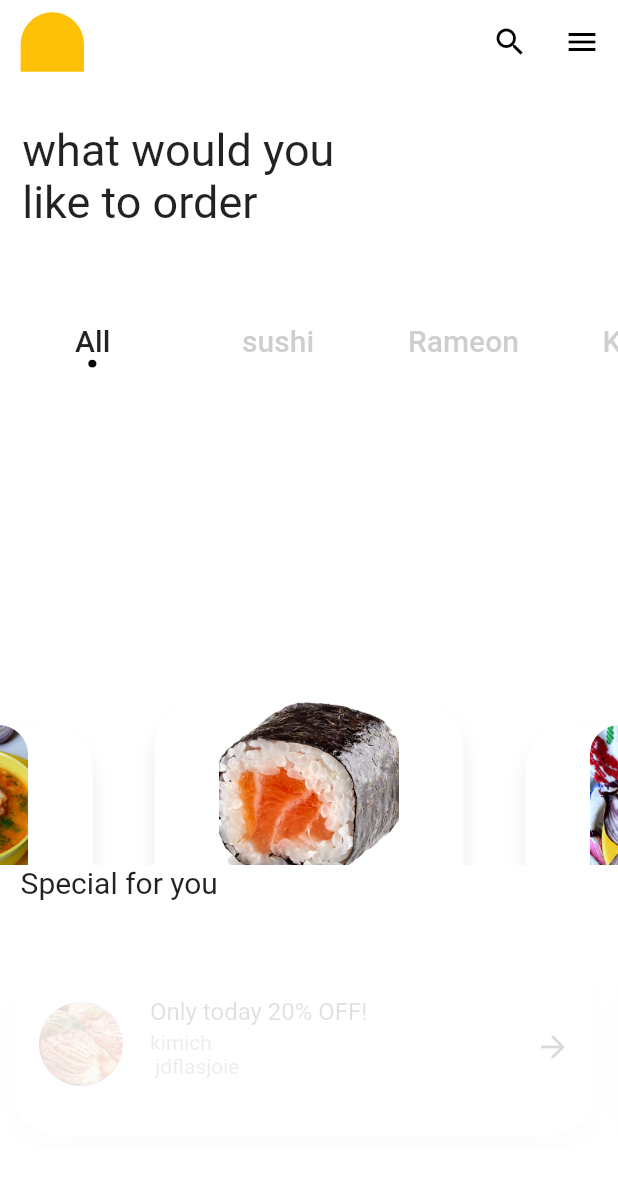
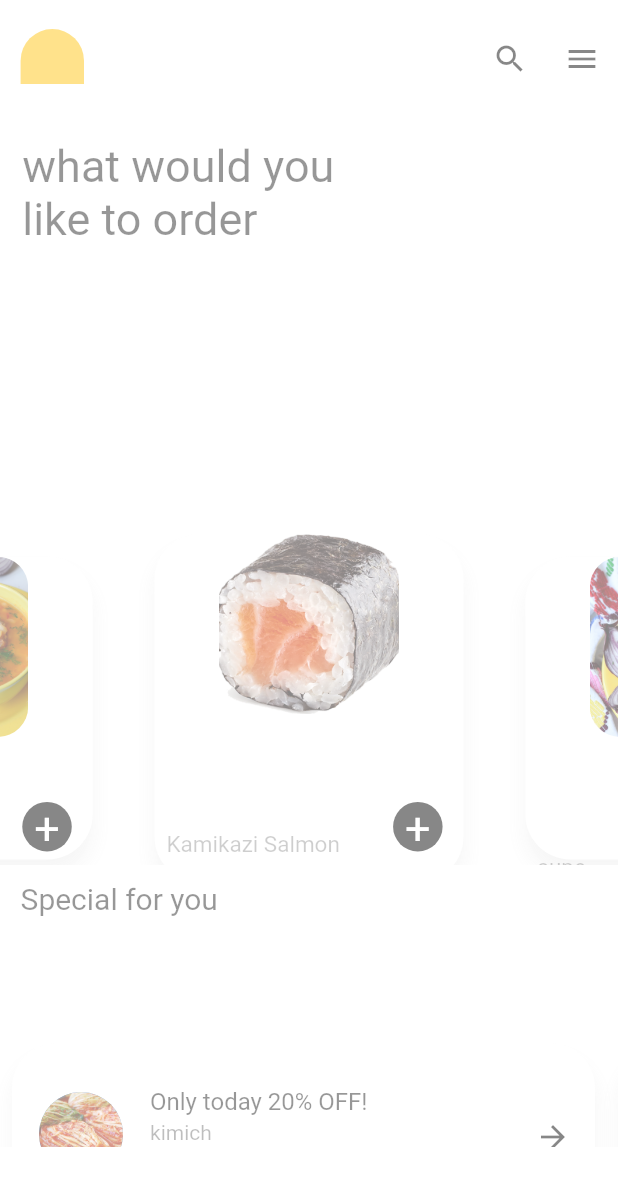
Before and after one commit to youlay98/SushiApp, a Flutter app: the screen it shows after launch, after a tap on "Get Started", on a phone screen of 412 x 824 dp. Shown: the top 1186 px of the screen. Run offline on Flutter 3.47's test engine with Material 2 defaults, Android fonts, the phone set to English and light mode, and no system bars; drawn by our look-alikes of carousel_slider; our stand-ins replace equatable, google_fonts, readmore.

Commit message:
updating all animations

```diff
--- a/lib/secondroute.dart
+++ b/lib/secondroute.dart
@@ -5,6 +5,7 @@ import 'widgets/category_card.dart';
 import 'widgets/itemes.dart';
 import 'itemsfromcategory.dart';
 import 'widgets/spieceloffer.dart';
+import 'widgets/animationbuilder.dart';
 // import 'test.dart';
 
 // ignore: camel_case_types
@@ -31,17 +32,18 @@ class _seconderouteState extends State<seconderoute> {
               elevation: 0,
               // backgroundColor: Colors.white,
               actions: [
-                IconButton(
+                Animationbuilder(
+                  child: IconButton(
                       onPressed: () {
                         Navigator.pop(context);
-                    }
-                    // showSearch(context: context, delegate: Mysearch)
-                    ,
+                      },
                       icon: const Icon(
                         Icons.search,
                         color: Colors.black,
                       )),
-                IconButton(
+                ),
+                Animationbuilder(
+                  child: IconButton(
                       onPressed: () {
                         Navigator.pop(context);
                       }
@@ -50,9 +52,11 @@ class _seconderouteState extends State<seconderoute> {
                       icon: const Icon(
                         Icons.menu,
                         color: Colors.black,
-                    ))
+                      )),
+                )
               ],
-              leading: Padding(
+              leading: Animationbuilder(
+                child: Padding(
                     padding: EdgeInsets.only(
                         left: widthSize / 30,
                         top: hightSize / 100,
@@ -64,6 +68,7 @@ class _seconderouteState extends State<seconderoute> {
                               topLeft: Radius.circular(30),
                               topRight: Radius.circular(30))),
                     )),
+              ),
               backgroundColor: Colors.white,
             ),
           ),
@@ -76,24 +81,27 @@ class _seconderouteState extends State<seconderoute> {
               mainAxisSize: MainAxisSize.min,
               crossAxisAlignment: CrossAxisAlignment.start,
               children: [
-                Text(
+                Animationbuilder(
+                  child: Text(
                     '  what would you \n  like to order',
                     style: GoogleFonts.roboto(
                       textStyle: const TextStyle(
                           fontWeight: FontWeight.w400, fontSize: 30),
                     ),
                   ),
+                ),
                 SizedBox(height: hightSize / 13),
                 const CategoryCard(),
-                // const Categoryy()
                 const itemescateg(),
                 Padding(
                   padding: EdgeInsets.only(left: widthSize / 30),
+                  child: Animationbuilder(
                     child: Text(
                       'Special for you',
                       style: GoogleFonts.roboto(
                         textStyle: const TextStyle(
                             fontWeight: FontWeight.w400, fontSize: 20),
+                      ),
                     ),
                   ),
                 ),
--- a/lib/splash_screen.dart
+++ b/lib/splash_screen.dart
@@ -17,7 +17,7 @@ class _SplashScreenState extends State<SplashScreen> {
   // late final AnimationController _controller;
   // late final Animation<double> _animation = CurvedAnimation(
   //   parent: _controller,
-  //   curve: Curves.easeInQuart,
+  //   curve: Curves.decelerate,
   // );
   // @override
   // void initState() {
@@ -49,11 +49,11 @@ class _SplashScreenState extends State<SplashScreen> {
               AnimatedPositioned(
                 bottom: play ? hightSize : hightSize * 0.42,
                 right: widthSize * 0.2,
-                curve: Curves.easeInQuart,
+                curve: Curves.decelerate,
                 duration: const Duration(milliseconds: 1000),
                 child: AnimatedOpacity(
-                    curve: Curves.easeInQuart,
-                    duration: const Duration(milliseconds: 900),
+                    curve: Curves.decelerate,
+                    duration: const Duration(milliseconds: 2500),
                     opacity: _Opacity,
                     child: Align(
                       alignment: Alignment.topCenter,
@@ -67,14 +67,14 @@ class _SplashScreenState extends State<SplashScreen> {
               ),
 
               AnimatedPositioned(
-                  curve: Curves.easeInQuart,
+                  curve: Curves.decelerate,
                   duration: const Duration(milliseconds: 1000),
-                  bottom: play ? 0 : hightSize * 0.1,
+                  top: play ? hightSize : hightSize * 0.5,
                   left: widthSize * 0.09,
                   right: widthSize * 0.09,
                   child: AnimatedOpacity(
-                    curve: Curves.easeInQuart,
-                    duration: const Duration(milliseconds: 900),
+                    curve: Curves.decelerate,
+                    duration: const Duration(milliseconds: 2500),
                     opacity: _Opacity,
                     child: Align(
                       child: Image.asset(
@@ -85,13 +85,13 @@ class _SplashScreenState extends State<SplashScreen> {
                     ),
                   )),
               AnimatedPositioned(
-                curve: Curves.easeInQuart,
+                curve: Curves.decelerate,
                 duration: const Duration(milliseconds: 1000),
                 left: widthSize * 0.3,
                 top: play ? hightSize : hightSize * 0.84,
                 child: AnimatedOpacity(
-                  curve: Curves.easeInQuart,
-                  duration: const Duration(milliseconds: 900),
+                  curve: Curves.decelerate,
+                  duration: const Duration(milliseconds: 2500),
                   opacity: _Opacity,
                   child: const Text(
                     'the best fresh sushi delivered ',
@@ -100,13 +100,13 @@ class _SplashScreenState extends State<SplashScreen> {
                 ),
               ),
               AnimatedPositioned(
-                  curve: Curves.easeInQuart,
+                  curve: Curves.decelerate,
                   duration: const Duration(milliseconds: 1000),
                   left: widthSize * 0.35,
                   top: play ? hightSize : hightSize * 0.86,
                   child: AnimatedOpacity(
-                    curve: Curves.easeInQuart,
-                    duration: const Duration(milliseconds: 900),
+                    curve: Curves.decelerate,
+                    duration: const Duration(milliseconds: 2500),
                     opacity: _Opacity,
                     child: const Text(
                       ' straight to your door',
@@ -114,15 +114,15 @@ class _SplashScreenState extends State<SplashScreen> {
                     ),
                   )),
               AnimatedPositioned(
-                curve: Curves.easeInQuart,
-                duration: const Duration(milliseconds: 1000),
-                bottom: play ? 0 : hightSize * 0.02,
+                curve: Curves.decelerate,
+                duration: const Duration(milliseconds: 2000),
+                top: play ? hightSize * 0.8 : hightSize * 0.9,
                 right: widthSize * 0.09,
                 left: widthSize * 0.09,
                 child: AnimatedOpacity(
-                  curve: Curves.easeInQuart,
-                  duration: const Duration(milliseconds: 900),
-                  opacity: _Opacity,
+                  curve: Curves.decelerate,
+                  duration: const Duration(milliseconds: 2500),
+                  opacity: 1,
                   child: Align(
                     alignment: Alignment.bottomCenter,
                     child: ElevatedButton(
@@ -135,6 +135,10 @@ class _SplashScreenState extends State<SplashScreen> {
                             bottom: hightSize * 0.02),
                       ),
                       onPressed: () {
+                        setState(() {
+                          play = !play;
+                          _Opacity = 0;
+                        });
                         Timer(const Duration(milliseconds: 500), () {
                           Navigator.push(
                             context,
@@ -145,10 +149,6 @@ class _SplashScreenState extends State<SplashScreen> {
                             play = !play;
                             _Opacity = 1;
                           });
-                        });
-                        setState(() {
-                          play = !play;
-                          _Opacity = 0;
                         });
                       },
                       child: const Text(
@@ -166,7 +166,7 @@ class _SplashScreenState extends State<SplashScreen> {
               //   alignment: Alignment.topCenter,
               //   child: AnimatedAlign(
               //     // alignment: Alignment(x,y),
-              //     duration: const Duration(seconds: 1),
+              //     duration: const Duration(milliseconds: 1),
               //     child: Container(
               //       color: Colors.white,
               //       width: 40,
--- /dev/null
+++ b/lib/widgets/animationbuilder.dart
@@ -0,0 +1,62 @@
+import 'package:flutter/material.dart';
+
+// ignore: must_be_immutable
+class Animationbuilder extends StatefulWidget {
+  Widget child;
+  // final Widget? child;
+
+  Animationbuilder({
+    Key? key,
+    required this.child,
+  }) : super(key: key);
+
+  @override
+  State<Animationbuilder> createState() => _AnimationbuilderState();
+}
+
+class _AnimationbuilderState extends State<Animationbuilder>
+    with TickerProviderStateMixin {
+  late final AnimationController _controller, _cntropacity;
+  bool play = false;
+
+  late final Animation<double> _animation, animationopacity;
+  @override
+  void initState() {
+    super.initState();
+    _cntropacity = AnimationController(
+        duration: const Duration(milliseconds: 1500), vsync: this);
+    animationopacity = Tween(
+      begin: 0.0,
+      end: 1.0,
+    ).animate(_cntropacity);
+    _controller = AnimationController(
+        duration: const Duration(milliseconds: 900), vsync: this);
+    _animation = Tween(begin: 50.0, end: 0.0).animate(_controller);
+    _controller.forward();
+    _cntropacity.forward();
+  }
+
+  @override
+  void dispose() {
+    _controller.dispose();
+    _cntropacity.dispose();
+    super.dispose();
+  }
+
+  @override
+  Widget build(BuildContext context) {
+    return AnimatedBuilder(
+      animation: _animation,
+      child: widget.child,
+      builder: (
+        BuildContext context,
+        Widget? child,
+      ) {
+        return Transform.translate(
+          offset: Offset(0, _animation.value),
+          child: FadeTransition(opacity: animationopacity, child: widget.child),
+        );
+      },
+    );
+  }
+}
--- a/lib/widgets/category_card.dart
+++ b/lib/widgets/category_card.dart
@@ -11,7 +11,8 @@ class CategoryCard extends StatefulWidget {
   State<CategoryCard> createState() => _CategoryCardState();
 }
 
-class _CategoryCardState extends State<CategoryCard> {
+class _CategoryCardState extends State<CategoryCard>
+    with TickerProviderStateMixin {
   bool isSelected = false;
 
   List<Category> category = [
@@ -26,14 +27,36 @@ class _CategoryCardState extends State<CategoryCard> {
     const Category(name: 'All3', id: 4),
     const Category(name: 'All3', id: 4),
   ];
+
+  late final AnimationController _controller, _cntropacity;
+
+  late final Animation<double> _animation, animationopacity;
+  @override
+  void initState() {
+    super.initState();
+    _cntropacity = AnimationController(
+        duration: const Duration(milliseconds: 1500), vsync: this);
+    animationopacity = Tween(begin: 0.0, end: 1.0).animate(_cntropacity);
+    _controller = AnimationController(
+        duration: const Duration(milliseconds: 1000), vsync: this);
+    _animation = Tween(begin: 200.0, end: 0.0).animate(_controller);
+    _controller.forward();
+    _cntropacity.forward();
+  }
+
+  @override
+  void dispose() {
+    _controller.dispose();
+    _cntropacity.dispose();
+    super.dispose();
+  }
+
   int selectedIndex = 0;
   @override
   Widget build(BuildContext context) {
     return ConstrainedBox(
       constraints: const BoxConstraints(maxHeight: 31.5),
       child: ListView.builder(
-        // shrinkWrap: true,
-        // shrinkWrap: true,
         scrollDirection: Axis.horizontal,
         itemCount: category.length,
         itemBuilder: (context, index) => buildCategories(index),
@@ -42,7 +65,9 @@ class _CategoryCardState extends State<CategoryCard> {
   }
 
   buildCategories(index) {
-    return GestureDetector(
+    return AnimatedBuilder(
+      animation: _animation,
+      child: GestureDetector(
         child: SizedBox(
           // color: Colors.black,
           height: 50,
@@ -84,6 +109,16 @@ class _CategoryCardState extends State<CategoryCard> {
           Provider.of<Itemfromcategory>(context, listen: false)
               .changecategory(selectedIndex);
         },
+      ),
+      builder: (
+        BuildContext context,
+        Widget? child,
+      ) {
+        return Transform.translate(
+          offset: Offset(0, _animation.value),
+          child: FadeTransition(opacity: animationopacity, child: child),
+        );
+      },
     );
   }
 }
--- a/lib/widgets/itemes.dart
+++ b/lib/widgets/itemes.dart
@@ -17,15 +17,28 @@ class itemescateg extends StatefulWidget {
 // ignore: camel_case_types
 class _itemescategState extends State<itemescateg>
     with TickerProviderStateMixin {
-  late final AnimationController _controller;
+  late final AnimationController _controller, _cntropacity;
+  late final Animation<double> animationopacity;
+  bool play = false;
   late final Animation<double> _animation;
   @override
   void initState() {
     super.initState();
-    _controller =
-        AnimationController(duration: const Duration(seconds: 5), vsync: this);
+    _cntropacity = AnimationController(
+        duration: const Duration(milliseconds: 1500), vsync: this);
+    animationopacity = Tween(begin: 0.0, end: 1.0).animate(_cntropacity);
+    _controller = AnimationController(
+        duration: const Duration(milliseconds: 1000), vsync: this);
     _animation = Tween(begin: 200.0, end: 0.0).animate(_controller);
     _controller.forward();
+    _cntropacity.forward();
+  }
+
+  @override
+  void dispose() {
+    _controller.dispose();
+    _cntropacity.dispose();
+    super.dispose();
   }
 
   // List<menuitem> supe = [
@@ -111,16 +124,20 @@ class _itemescategState extends State<itemescateg>
                 child: SizedBox.fromSize(
                   size: const Size.fromRadius(60), // Image radius
                   child: Hero(
-                    tag: 'img-${supe[index].image}${index}',
+                    tag: 'img-${supe[index].image}$index',
                     child: GestureDetector(
                       onTap: () {
                         Navigator.push(
                           context,
                           PageRouteBuilder(
-                              transitionDuration: const Duration(seconds: 1),
+                              transitionDuration:
+                                  const Duration(milliseconds: 2000),
                               pageBuilder: (_, __, ___) =>
                                   detail(m: supe[index], index: index)),
                         );
+                        setState(() {
+                          play = !play;
+                        });
                       },
                       child: Image.asset(supe[index].image, fit: BoxFit.cover
                           // width: 200,
@@ -135,7 +152,9 @@ class _itemescategState extends State<itemescateg>
               const SizedBox(
                 height: 30,
               ),
-              Row(
+              AnimatedBuilder(
+                animation: _animation,
+                child: Row(
                   children: [
                     Text(
                       supe[index].name,
@@ -149,13 +168,26 @@ class _itemescategState extends State<itemescateg>
                     )
                   ],
                 ),
+                builder: (
+                  BuildContext context,
+                  Widget? child,
+                ) {
+                  return Transform.translate(
+                    offset: Offset(0, play ? 800 : _animation.value),
+                    child:
+                        FadeTransition(opacity: animationopacity, child: child),
+                  );
+                },
+              ),
               const SizedBox(
                 height: 10,
               ),
               Expanded(
                 child: Row(
                   children: [
-                    Text(
+                    AnimatedBuilder(
+                      animation: _animation,
+                      child: Text(
                         "\$${supe[index].price}",
                         style: GoogleFonts.roboto(
                           textStyle: const TextStyle(
@@ -164,6 +196,17 @@ class _itemescategState extends State<itemescateg>
                             height: 0.2,
                           ),
                         ),
+                      ),
+                      builder: (
+                        BuildContext context,
+                        Widget? child,
+                      ) {
+                        return Transform.translate(
+                          offset: Offset(0, play ? 800 : _animation.value),
+                          child: FadeTransition(
+                              opacity: animationopacity, child: child),
+                        );
+                      },
                     ),
                     const SizedBox(
                       width: 100,
@@ -198,7 +241,7 @@ class _itemescategState extends State<itemescateg>
       ) {
         return Transform.translate(
           offset: Offset(0, _animation.value),
-          child: child,
+          child: FadeTransition(opacity: animationopacity, child: child),
         );
       },
     );
--- a/lib/widgets/spieceloffer.dart
+++ b/lib/widgets/spieceloffer.dart
@@ -11,24 +11,27 @@ class SpicelOffer extends StatefulWidget {
 }
 
 class _SpicelOfferState extends State<SpicelOffer>
-    with SingleTickerProviderStateMixin {
-  late AnimationController _controller;
-  late Animation<double> _animation;
+    with TickerProviderStateMixin {
+  late final AnimationController _controller, _cntropacity;
+  late final Animation<double> _animation, animationopacity;
+  bool play = false;
   @override
-  initState() {
+  void initState() {
     super.initState();
-
+    _cntropacity = AnimationController(
+        duration: const Duration(milliseconds: 1500), vsync: this);
+    animationopacity = Tween(begin: 0.0, end: 1.0).animate(_cntropacity);
     _controller = AnimationController(
-      duration: const Duration(seconds: 5),
-      vsync: this,
-    );
-    _animation = Tween(begin: 0.0, end: 1.0).animate(_controller);
+        duration: const Duration(milliseconds: 1000), vsync: this);
+    _animation = Tween(begin: 200.0, end: 0.0).animate(_controller);
     _controller.forward();
+    _cntropacity.forward();
   }
 
   @override
   void dispose() {
     _controller.dispose();
+    _cntropacity.dispose();
     super.dispose();
   }
 
@@ -47,8 +50,8 @@ class _SpicelOfferState extends State<SpicelOffer>
   spicelOffer(int index) {
     return Padding(
       padding: const EdgeInsets.all(8.0),
-      child: FadeTransition(
-        opacity: _animation,
+      child: AnimatedBuilder(
+        animation: _animation,
         child: Container(
           decoration: BoxDecoration(
               color: Colors.white,
@@ -93,6 +96,15 @@ class _SpicelOfferState extends State<SpicelOffer>
             ),
           ),
         ),
+        builder: (
+          BuildContext context,
+          Widget? child,
+        ) {
+          return Transform.translate(
+            offset: Offset(0, play ? 800 : _animation.value),
+            child: FadeTransition(opacity: animationopacity, child: child),
+          );
+        },
       ),
     );
   }
```
Also changed, not shown: pubspec.lock. Lines whose indentation alone changed are shown as unchanged.
